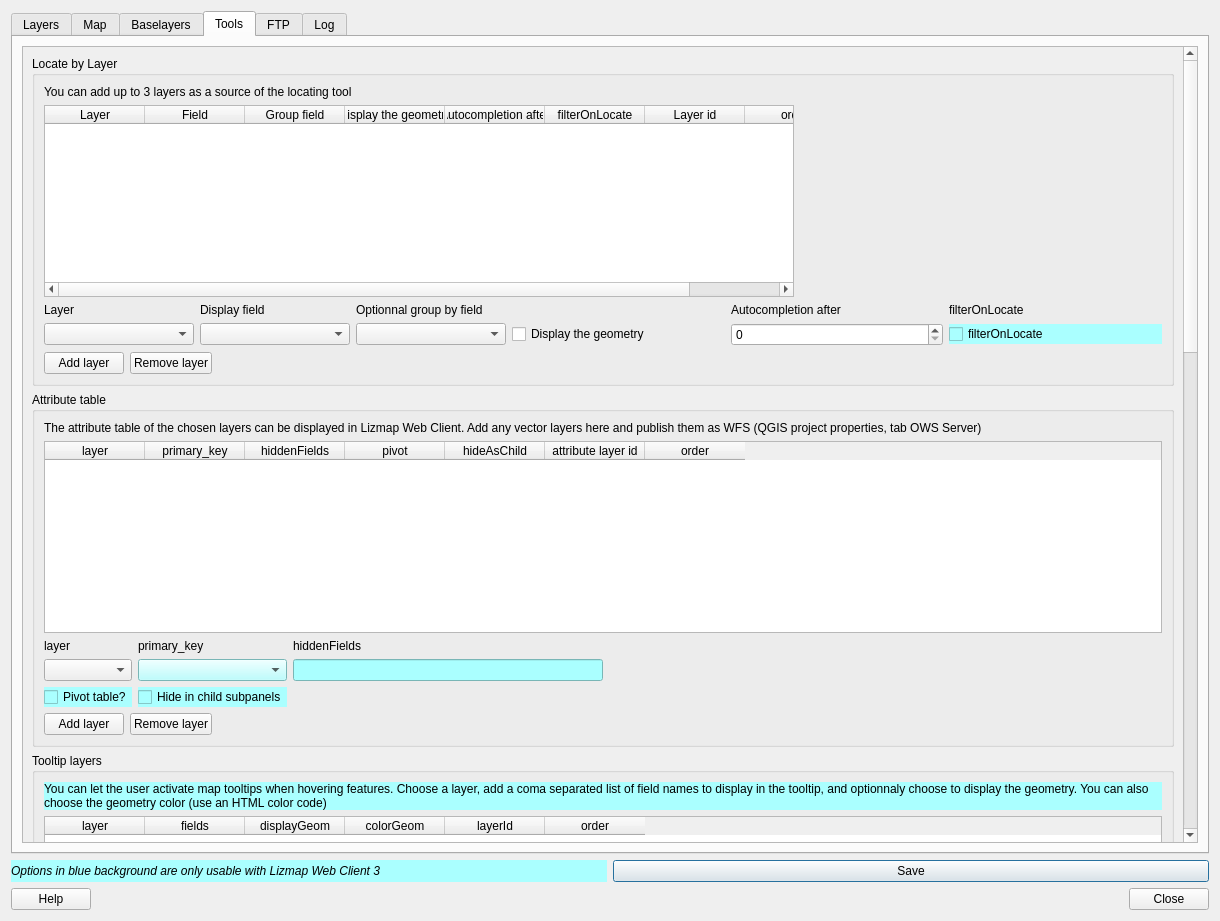
3liz/lizmap-plugin, file ui_lizmap.ui: the form before one commit.
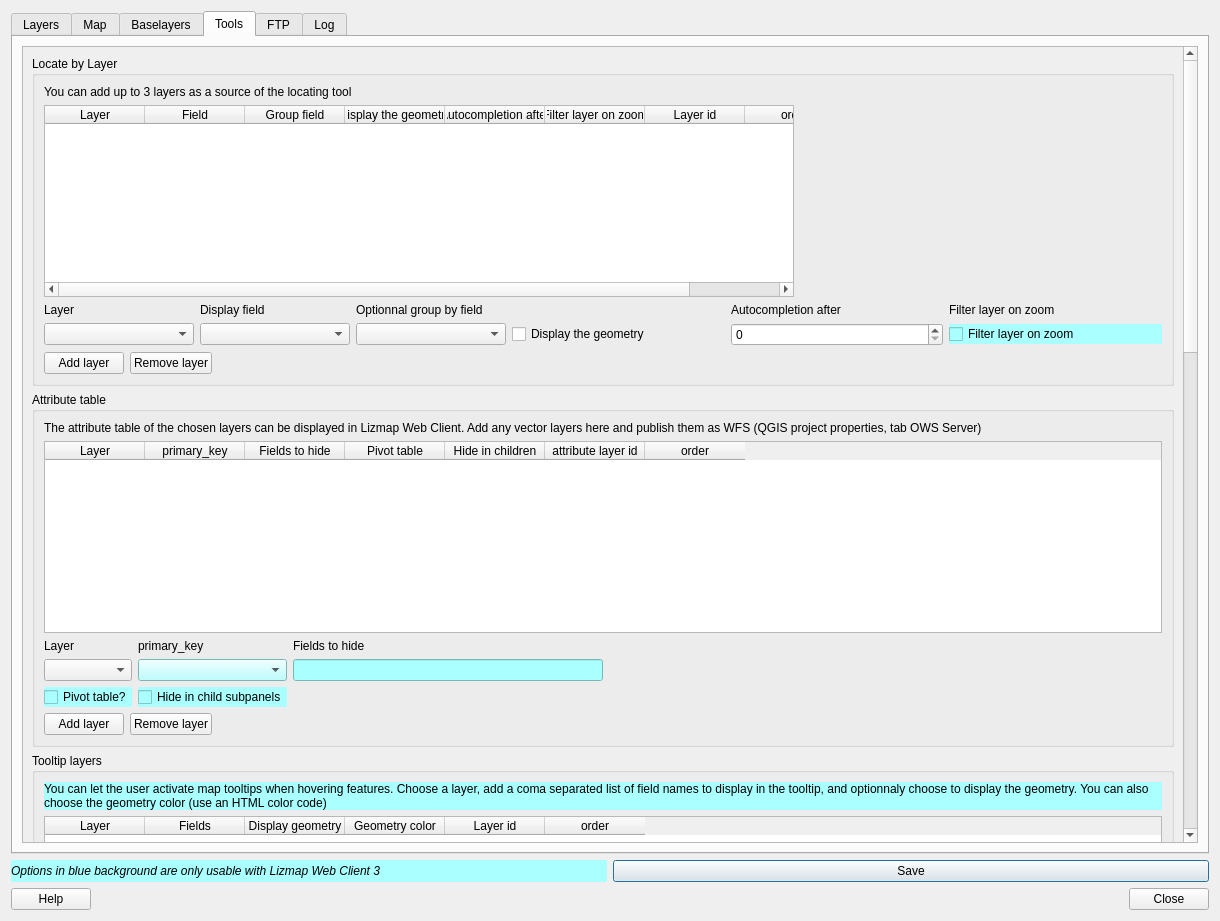
The form after the commit. The open tabs and pages were chosen to show the change.

The edit to the form file:
```diff
--- a/ui_lizmap.ui
+++ b/ui_lizmap.ui
@@ -1875,7 +1875,7 @@
                     <item row="0" column="5">
                      <widget class="QLabel" name="label_66">
                       <property name="text">
-                       <string>filterOnLocate</string>
+                       <string>Filter layer on zoom</string>
                       </property>
                      </widget>
                     </item>
@@ -1888,7 +1888,7 @@
                        <string notr="true">background-color:rgb(170, 255, 255);</string>
                       </property>
                       <property name="text">
-                       <string>filterOnLocate</string>
+                       <string>Filter layer on zoom</string>
                       </property>
                      </widget>
                     </item>
@@ -1988,7 +1988,7 @@
                 </column>
                 <column>
                  <property name="text">
-                  <string>filterOnLocate</string>
+                  <string>Filter layer on zoom</string>
                  </property>
                 </column>
                 <column>
@@ -2035,7 +2035,7 @@
                 </property>
                 <column>
                  <property name="text">
-                  <string>layer</string>
+                  <string>Layer</string>
                  </property>
                 </column>
                 <column>
@@ -2045,17 +2045,17 @@
                 </column>
                 <column>
                  <property name="text">
-                  <string>hiddenFields</string>
+                  <string>Fields to hide</string>
                  </property>
                 </column>
                 <column>
                  <property name="text">
-                  <string>pivot</string>
+                  <string>Pivot table</string>
                  </property>
                 </column>
                 <column>
                  <property name="text">
-                  <string>hideAsChild</string>
+                  <string>Hide in children</string>
                  </property>
                 </column>
                 <column>
@@ -2077,7 +2077,7 @@
                   <item row="0" column="0">
                    <widget class="QLabel" name="label_61">
                     <property name="text">
-                     <string>layer</string>
+                     <string>Layer</string>
                     </property>
                    </widget>
                   </item>
@@ -2098,7 +2098,7 @@
                   <item row="0" column="2">
                    <widget class="QLabel" name="label_64">
                     <property name="text">
-                     <string>hiddenFields</string>
+                     <string>Fields to hide</string>
                     </property>
                    </widget>
                   </item>
@@ -2206,27 +2206,27 @@
                <widget class="QTableWidget" name="twTooltipLayerList">
                 <column>
                  <property name="text">
-                  <string>layer</string>
+                  <string>Layer</string>
                  </property>
                 </column>
                 <column>
                  <property name="text">
-                  <string>fields</string>
+                  <string>Fields</string>
                  </property>
                 </column>
                 <column>
                  <property name="text">
-                  <string>displayGeom</string>
+                  <string>Display geometry</string>
                  </property>
                 </column>
                 <column>
                  <property name="text">
-                  <string>colorGeom</string>
+                  <string>Geometry color</string>
                  </property>
                 </column>
                 <column>
                  <property name="text">
-                  <string>layerId</string>
+                  <string>Layer id</string>
                  </property>
                 </column>
                 <column>
```
Left out of the diff: 34 changed lines with no effect on the pictures.
